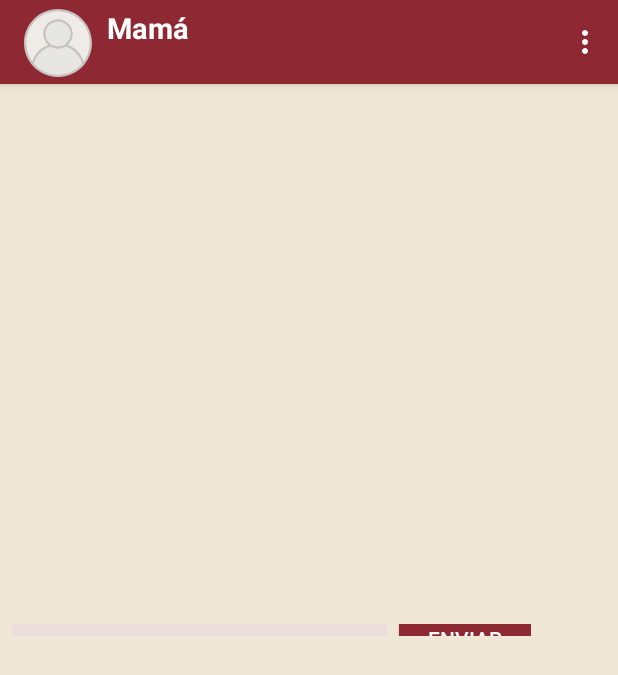
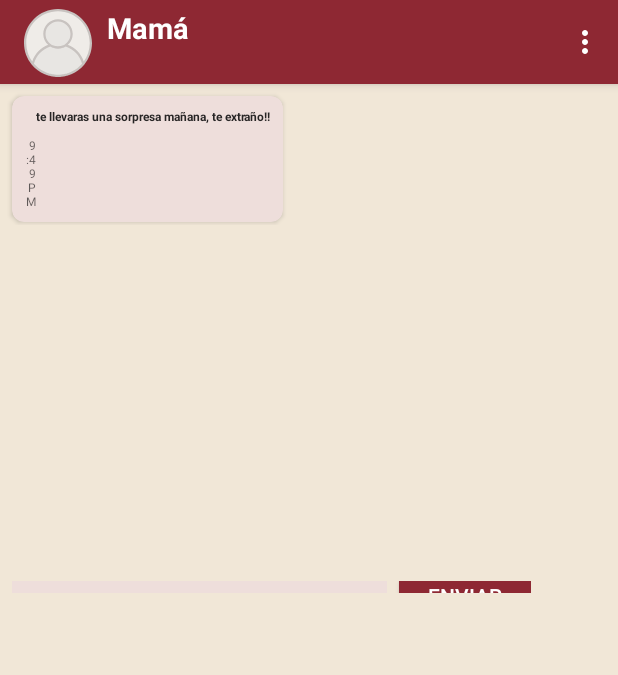
Before and after one commit to anjeprol/MyChatUtils, an Android app: the screen it shows after launch (ConversationActivity), after a tap on "Mamá", on a phone screen of 412 x 824 dp. Shown: the top 675 px of the screen. Run offline under Robolectric (Android 15) with nearby library versions, the phone set to English and light mode, and no system bars.

Commit message:
added functionality of status

```diff
--- a/app/src/main/java/com/addv/mychatutils/ConversationActivity.java
+++ b/app/src/main/java/com/addv/mychatutils/ConversationActivity.java
@@ -60,7 +60,7 @@ public class ConversationActivity extends AppCompatActivity implements View.OnCl
 
         profile.setText(name);
         status.setText("");
-        setStatus(2);
+        setStatus(2,ONLINE);
 
         setSupportActionBar(toolbar);
 
@@ -83,6 +83,7 @@ public class ConversationActivity extends AppCompatActivity implements View.OnCl
         numMessage++;
        int msgLy = 0;
        int msTv = 0;
+       int time = 2;
 
        switch (numMessage) {
            case 1:
@@ -101,6 +102,7 @@ public class ConversationActivity extends AppCompatActivity implements View.OnCl
 
         sentCV = findViewById(msgLy);
         sentCV.setVisibility(View.VISIBLE);
+        focusOnView();
         mMessage =findViewById(msTv);
         mMessage.setText(msg);
         numMessage++;
@@ -110,22 +112,26 @@ public class ConversationActivity extends AppCompatActivity implements View.OnCl
                 msgLy = R.id.msg_received01;
                 msTv = R.id.tv_received_text01;
                 msg =getResources().getString(R.string.msg_miguel1);
+                time = 8;
                 break;
             case 4:
                 msgLy = R.id.msg_received02;
                 msTv = R.id.tv_received_text02;
                 msg =getResources().getString(R.string.msg_miguel2);
+                time = 11;
                 break;
             case 6:
                 msgLy = R.id.msg_received03;
                 msTv = R.id.tv_received_text03;
                 msg =getResources().getString(R.string.msg_miguel3);
+                time = 15;
                 break;
         }
 
         sentCV = findViewById(msgLy);
         mMessage =findViewById(msTv);
-        setResponse(2, msg);
+        setStatus(2,ACTIVE);
+        setResponse(time, msg);
 
     }
 
@@ -136,6 +142,7 @@ public class ConversationActivity extends AppCompatActivity implements View.OnCl
             public void run() {
                 mMessage.setText(msg);
                 sentCV.setVisibility(View.VISIBLE);
+                status.setText(ONLINE);
                 focusOnView();
             }
         }, time);   //5 seconds
@@ -150,12 +157,12 @@ public class ConversationActivity extends AppCompatActivity implements View.OnCl
         });
     }
 
-    public void setStatus(int time) {
+    public void setStatus(int time, final String type) {
         time = time * 1000;
         Handler handler = new Handler();
         handler.postDelayed(new Runnable() {
             public void run() {
-                status.setText(ONLINE);
+                status.setText(type);
             }
         }, time);   //5 seconds
     }
--- a/app/src/main/res/layout/activity_conversation.xml
+++ b/app/src/main/res/layout/activity_conversation.xml
@@ -61,7 +61,7 @@
     <ScrollView
         android:id="@+id/sly_texts"
         android:layout_width="match_parent"
-        android:layout_height="360dp"
+        android:layout_height="331dp"
         android:gravity="bottom"
         android:orientation="horizontal">
 
@@ -69,6 +69,47 @@
             android:layout_width="match_parent"
             android:layout_height="wrap_content"
             android:orientation="vertical">
+
+            <androidx.cardview.widget.CardView
+                android:layout_width="wrap_content"
+                android:layout_height="wrap_content"
+                android:layout_marginLeft="@dimen/margin_sides"
+                android:layout_marginTop="@dimen/margin_top"
+                android:layout_marginRight="@dimen/margin_sides"
+                android:layout_marginBottom="2dp"
+                app:cardBackgroundColor="@color/bg_msg_received"
+                app:cardCornerRadius="@dimen/cornerRadius">
+
+                <LinearLayout
+                    android:layout_width="wrap_content"
+                    android:layout_height="match_parent"
+                    android:layout_marginLeft="@dimen/margin_sides"
+                    android:layout_marginRight="@dimen/margin_sides"
+                    android:orientation="vertical">
+
+                    <TextView
+                        android:layout_width="wrap_content"
+                        android:layout_height="wrap_content"
+                        android:layout_marginLeft="@dimen/margin_sides"
+                        android:layout_marginTop="@dimen/top_text_views"
+                        android:text="@string/initial_message"
+                        android:textColor="@color/tx_color"
+                        android:textSize="@dimen/text_size_title"
+                        android:textStyle="bold" />
+
+                    <TextView
+                        android:layout_width="@dimen/widthText"
+                        android:layout_height="wrap_content"
+                        android:layout_marginTop="@dimen/top_text_views"
+                        android:layout_marginRight="@dimen/margin_sides"
+                        android:layout_marginBottom="@dimen/margin_sides"
+
+                        android:gravity="end"
+                        android:hint="9:49 PM"
+                        android:textSize="@dimen/hint_size_address" />
+                </LinearLayout>
+
+            </androidx.cardview.widget.CardView>
 
             <androidx.cardview.widget.CardView
                 android:id="@+id/msg_send01"
@@ -121,12 +162,12 @@
                 android:id="@+id/msg_received01"
                 android:layout_width="wrap_content"
                 android:layout_height="wrap_content"
-                app:cardBackgroundColor="@color/bg_msg_received"
                 android:layout_marginLeft="@dimen/margin_sides"
                 android:layout_marginTop="@dimen/margin_top"
                 android:layout_marginRight="@dimen/margin_sides"
                 android:layout_marginBottom="2dp"
                 android:visibility="gone"
+                app:cardBackgroundColor="@color/bg_msg_received"
                 app:cardCornerRadius="@dimen/cornerRadius">
 
                 <LinearLayout
@@ -141,10 +182,10 @@
                         android:id="@+id/tv_received_text01"
                         android:layout_width="wrap_content"
                         android:layout_height="wrap_content"
-                        android:textColor="@color/tx_color"
                         android:layout_marginLeft="@dimen/margin_sides"
                         android:layout_marginTop="@dimen/top_text_views"
                         android:text="Mensaje para recibido"
+                        android:textColor="@color/tx_color"
                         android:textSize="@dimen/text_size_title"
                         android:textStyle="bold" />
 
@@ -213,12 +254,12 @@
                 android:id="@+id/msg_received02"
                 android:layout_width="wrap_content"
                 android:layout_height="wrap_content"
-                android:layout_marginBottom="2dp"
-                app:cardBackgroundColor="@color/bg_msg_received"
                 android:layout_marginLeft="@dimen/margin_sides"
                 android:layout_marginTop="@dimen/margin_top"
                 android:layout_marginRight="@dimen/margin_sides"
+                android:layout_marginBottom="2dp"
                 android:visibility="gone"
+                app:cardBackgroundColor="@color/bg_msg_received"
                 app:cardCornerRadius="@dimen/cornerRadius">
 
                 <LinearLayout
@@ -233,10 +274,10 @@
                         android:id="@+id/tv_received_text02"
                         android:layout_width="wrap_content"
                         android:layout_height="wrap_content"
-                        android:textColor="@color/tx_color"
                         android:layout_marginLeft="@dimen/margin_sides"
                         android:layout_marginTop="@dimen/top_text_views"
                         android:text="Mensaje para recibido"
+                        android:textColor="@color/tx_color"
                         android:textSize="@dimen/text_size_title"
                         android:textStyle="bold" />
 
@@ -305,12 +346,12 @@
                 android:id="@+id/msg_received03"
                 android:layout_width="wrap_content"
                 android:layout_height="wrap_content"
-                android:layout_marginBottom="2dp"
-                app:cardBackgroundColor="@color/bg_msg_received"
                 android:layout_marginLeft="@dimen/margin_sides"
                 android:layout_marginTop="@dimen/margin_top"
                 android:layout_marginRight="@dimen/margin_sides"
+                android:layout_marginBottom="2dp"
                 android:visibility="gone"
+                app:cardBackgroundColor="@color/bg_msg_received"
                 app:cardCornerRadius="@dimen/cornerRadius">
 
                 <LinearLayout
@@ -325,10 +366,10 @@
                         android:id="@+id/tv_received_text03"
                         android:layout_width="wrap_content"
                         android:layout_height="wrap_content"
-                        android:textColor="@color/tx_color"
                         android:layout_marginLeft="@dimen/margin_sides"
                         android:layout_marginTop="@dimen/top_text_views"
                         android:text="Mensaje para recibido"
+                        android:textColor="@color/tx_color"
                         android:textSize="@dimen/text_size_title"
                         android:textStyle="bold" />
 
--- a/app/src/main/res/values/strings.xml
+++ b/app/src/main/res/values/strings.xml
@@ -15,4 +15,5 @@
     <string name="msg_miguel3">No te enojes. Perdóname.</string>
     <string name="msg_miguel4">😅😘</string>
     <string name="send">Enviar</string>
+    <string name="initial_message">te llevaras una sorpresa mañana, te extraño!!</string>
 </resources>
```
